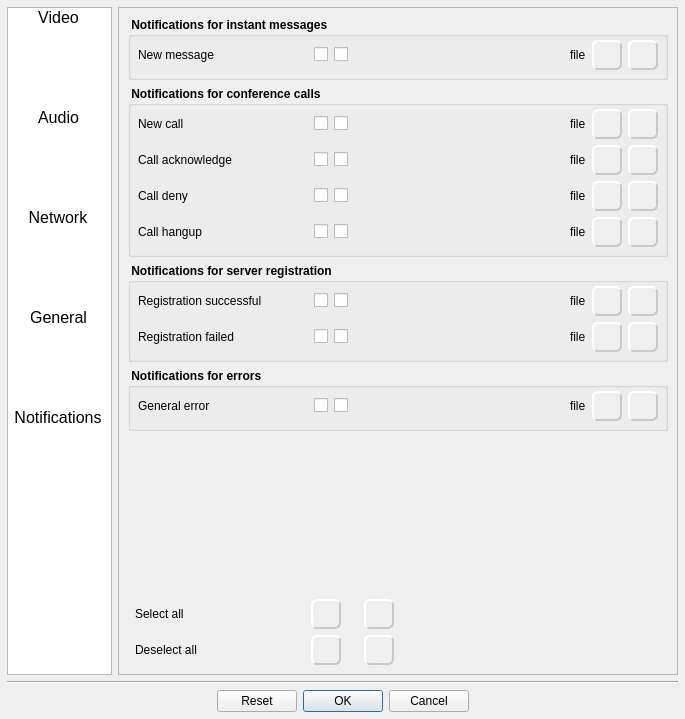
Qt form Homer/forms/Dialogs/ConfigurationDialog.ui (Homer-Conferencing/Homer-Conferencing) before a commit.
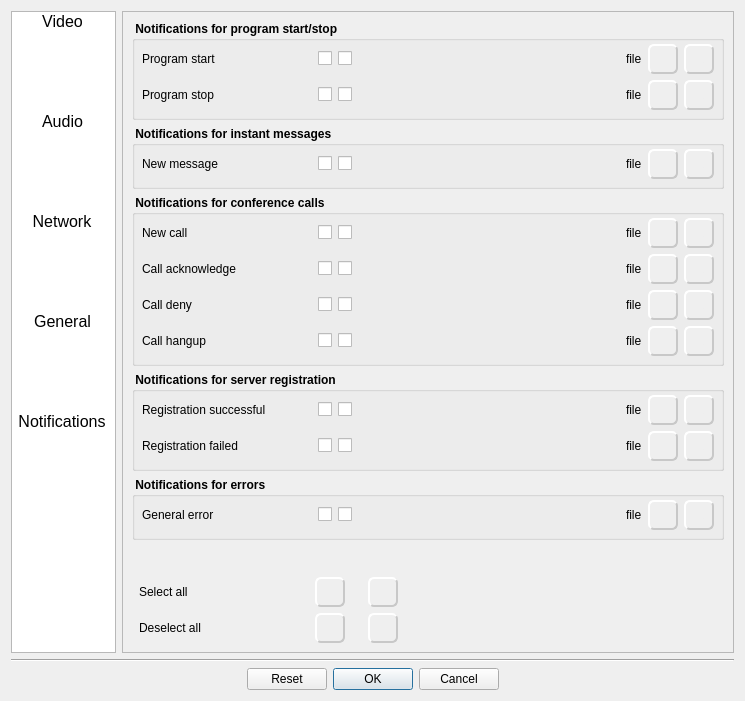
The same form after that commit. The open tabs and pages were chosen to show the change. Icons and pictures are not drawn.

Patch:
```diff
--- a/Homer/forms/Dialogs/ConfigurationDialog.ui
+++ b/Homer/forms/Dialogs/ConfigurationDialog.ui
@@ -6,8 +6,8 @@
    <rect>
     <x>0</x>
     <y>0</y>
-    <width>685</width>
-    <height>719</height>
+    <width>745</width>
+    <height>701</height>
    </rect>
   </property>
   <property name="windowTitle">
@@ -18,9 +18,6 @@
     <normaloff>:/images/LogoHomer3.png</normaloff>:/images/LogoHomer3.png</iconset>
   </property>
   <layout class="QGridLayout" name="gridLayout">
-   <property name="margin">
-    <number>7</number>
-   </property>
    <item row="0" column="0">
     <layout class="QGridLayout" name="gridLayout_2">
      <item row="0" column="0">
@@ -2716,6 +2713,455 @@
        </widget>
        <widget class="QWidget" name="mNotifications">
         <layout class="QVBoxLayout" name="verticalLayout_21">
+         <item>
+          <widget class="QGroupBox" name="mGrpStyle_7">
+           <property name="font">
+            <font>
+             <weight>75</weight>
+             <bold>true</bold>
+            </font>
+           </property>
+           <property name="title">
+            <string> Notifications for program start/stop </string>
+           </property>
+           <layout class="QVBoxLayout" name="verticalLayout_22">
+            <property name="leftMargin">
+             <number>7</number>
+            </property>
+            <property name="topMargin">
+             <number>3</number>
+            </property>
+            <property name="rightMargin">
+             <number>7</number>
+            </property>
+            <property name="bottomMargin">
+             <number>7</number>
+            </property>
+            <item>
+             <layout class="QHBoxLayout" name="horizontalLayout_42">
+              <item>
+               <widget class="QLabel" name="label_4">
+                <property name="minimumSize">
+                 <size>
+                  <width>170</width>
+                  <height>30</height>
+                 </size>
+                </property>
+                <property name="maximumSize">
+                 <size>
+                  <width>170</width>
+                  <height>16777215</height>
+                 </size>
+                </property>
+                <property name="font">
+                 <font>
+                  <family>MS Shell Dlg 2</family>
+                  <weight>50</weight>
+                  <bold>false</bold>
+                 </font>
+                </property>
+                <property name="text">
+                 <string>Program start</string>
+                </property>
+                <property name="alignment">
+                 <set>Qt::AlignLeading|Qt::AlignLeft|Qt::AlignVCenter</set>
+                </property>
+               </widget>
+              </item>
+              <item>
+               <widget class="QCheckBox" name="mCbNotifySystrayStart">
+                <property name="font">
+                 <font>
+                  <pointsize>9</pointsize>
+                  <weight>50</weight>
+                  <bold>false</bold>
+                 </font>
+                </property>
+                <property name="toolTip">
+                 <string>show message in systray</string>
+                </property>
+                <property name="text">
+                 <string/>
+                </property>
+                <property name="icon">
+                 <iconset resource="../../resources/Icons.qrc">
+                  <normaloff>:/images/22_22/Message.png</normaloff>:/images/22_22/Message.png</iconset>
+                </property>
+                <property name="iconSize">
+                 <size>
+                  <width>22</width>
+                  <height>22</height>
+                 </size>
+                </property>
+               </widget>
+              </item>
+              <item>
+               <widget class="QCheckBox" name="mCbNotifySoundStart">
+                <property name="font">
+                 <font>
+                  <pointsize>9</pointsize>
+                  <weight>50</weight>
+                  <bold>false</bold>
+                 </font>
+                </property>
+                <property name="toolTip">
+                 <string>play sound</string>
+                </property>
+                <property name="text">
+                 <string/>
+                </property>
+                <property name="icon">
+                 <iconset resource="../../resources/Icons.qrc">
+                  <normaloff>:/images/22_22/SpeakerLoud.png</normaloff>:/images/22_22/SpeakerLoud.png</iconset>
+                </property>
+                <property name="iconSize">
+                 <size>
+                  <width>22</width>
+                  <height>22</height>
+                 </size>
+                </property>
+               </widget>
+              </item>
+              <item>
+               <spacer name="horizontalSpacer_46">
+                <property name="orientation">
+                 <enum>Qt::Horizontal</enum>
+                </property>
+                <property name="sizeType">
+                 <enum>QSizePolicy::MinimumExpanding</enum>
+                </property>
+                <property name="sizeHint" stdset="0">
+                 <size>
+                  <width>2</width>
+                  <height>20</height>
+                 </size>
+                </property>
+               </spacer>
+              </item>
+              <item>
+               <widget class="QLabel" name="mLbNotifySoundStartFile">
+                <property name="font">
+                 <font>
+                  <family>MS Shell Dlg 2</family>
+                  <weight>50</weight>
+                  <bold>false</bold>
+                 </font>
+                </property>
+                <property name="text">
+                 <string>file</string>
+                </property>
+               </widget>
+              </item>
+              <item>
+               <widget class="QPushButton" name="mPbNotifySoundStartFile">
+                <property name="minimumSize">
+                 <size>
+                  <width>30</width>
+                  <height>30</height>
+                 </size>
+                </property>
+                <property name="maximumSize">
+                 <size>
+                  <width>30</width>
+                  <height>30</height>
+                 </size>
+                </property>
+                <property name="toolTip">
+                 <string>select sound file to play</string>
+                </property>
+                <property name="styleSheet">
+                 <string notr="true">QPushButton{
+background-color: rgb(239, 239, 239);
+color: rgb(239, 239, 239);
+border-style: outset;
+border-width: 2px;
+border-color:  rgb(200, 200, 200);
+border-radius: 6px;
+}
+QPushButton:pressed{
+background-color: rgb(150, 150, 150);
+} </string>
+                </property>
+                <property name="text">
+                 <string/>
+                </property>
+                <property name="icon">
+                 <iconset resource="../../resources/Icons.qrc">
+                  <normaloff>:/images/22_22/BoxOpen.png</normaloff>:/images/22_22/BoxOpen.png</iconset>
+                </property>
+                <property name="iconSize">
+                 <size>
+                  <width>22</width>
+                  <height>22</height>
+                 </size>
+                </property>
+                <property name="checked">
+                 <bool>false</bool>
+                </property>
+               </widget>
+              </item>
+              <item>
+               <widget class="QToolButton" name="mTbPlaySoundStartFile">
+                <property name="minimumSize">
+                 <size>
+                  <width>30</width>
+                  <height>30</height>
+                 </size>
+                </property>
+                <property name="maximumSize">
+                 <size>
+                  <width>30</width>
+                  <height>30</height>
+                 </size>
+                </property>
+                <property name="toolTip">
+                 <string>play selected sound file</string>
+                </property>
+                <property name="styleSheet">
+                 <string notr="true">QToolButton{
+background-color: rgb(239, 239, 239);
+color: rgb(239, 239, 239);
+border-style: outset;
+border-width: 2px;
+border-color:  rgb(200, 200, 200);
+border-radius: 6px;
+}
+QToolButton:pressed{
+background-color: rgb(150, 150, 150);
+} 
+</string>
+                </property>
+                <property name="text">
+                 <string>...</string>
+                </property>
+                <property name="icon">
+                 <iconset resource="../../resources/Icons.qrc">
+                  <normaloff>:/images/22_22/Audio_Play.png</normaloff>:/images/22_22/Audio_Play.png</iconset>
+                </property>
+                <property name="iconSize">
+                 <size>
+                  <width>22</width>
+                  <height>22</height>
+                 </size>
+                </property>
+               </widget>
+              </item>
+             </layout>
+            </item>
+            <item>
+             <layout class="QHBoxLayout" name="horizontalLayout_43">
+              <item>
+               <widget class="QLabel" name="label_6">
+                <property name="minimumSize">
+                 <size>
+                  <width>170</width>
+                  <height>30</height>
+                 </size>
+                </property>
+                <property name="maximumSize">
+                 <size>
+                  <width>170</width>
+                  <height>16777215</height>
+                 </size>
+                </property>
+                <property name="font">
+                 <font>
+                  <family>MS Shell Dlg 2</family>
+                  <weight>50</weight>
+                  <bold>false</bold>
+                 </font>
+                </property>
+                <property name="text">
+                 <string>Program stop</string>
+                </property>
+                <property name="alignment">
+                 <set>Qt::AlignLeading|Qt::AlignLeft|Qt::AlignVCenter</set>
+                </property>
+               </widget>
+              </item>
+              <item>
+               <widget class="QCheckBox" name="mCbNotifySystrayStop">
+                <property name="font">
+                 <font>
+                  <pointsize>9</pointsize>
+                  <weight>50</weight>
+                  <bold>false</bold>
+                 </font>
+                </property>
+                <property name="toolTip">
+                 <string>show message in systray</string>
+                </property>
+                <property name="text">
+                 <string/>
+                </property>
+                <property name="icon">
+                 <iconset resource="../../resources/Icons.qrc">
+                  <normaloff>:/images/22_22/Message.png</normaloff>:/images/22_22/Message.png</iconset>
+                </property>
+                <property name="iconSize">
+                 <size>
+                  <width>22</width>
+                  <height>22</height>
+                 </size>
+                </property>
+               </widget>
+              </item>
+              <item>
+               <widget class="QCheckBox" name="mCbNotifySoundStop">
+                <property name="font">
+                 <font>
+                  <pointsize>9</pointsize>
+                  <weight>50</weight>
+                  <bold>false</bold>
+                 </font>
+                </property>
+                <property name="toolTip">
+                 <string>play sound</string>
+                </property>
+                <property name="text">
+                 <string/>
+                </property>
+                <property name="icon">
+                 <iconset resource="../../resources/Icons.qrc">
+                  <normaloff>:/images/22_22/SpeakerLoud.png</normaloff>:/images/22_22/SpeakerLoud.png</iconset>
+                </property>
+                <property name="iconSize">
+                 <size>
+                  <width>22</width>
+                  <height>22</height>
+                 </size>
+                </property>
+               </widget>
+              </item>
+              <item>
+               <spacer name="horizontalSpacer_47">
+                <property name="orientation">
+                 <enum>Qt::Horizontal</enum>
+                </property>
+                <property name="sizeType">
+                 <enum>QSizePolicy::MinimumExpanding</enum>
+                </property>
+                <property name="sizeHint" stdset="0">
+                 <size>
+                  <width>2</width>
+                  <height>20</height>
+                 </size>
+                </property>
+               </spacer>
+              </item>
+              <item>
+               <widget class="QLabel" name="mLbNotifySoundStopFile">
+                <property name="font">
+                 <font>
+                  <family>MS Shell Dlg 2</family>
+                  <weight>50</weight>
+                  <bold>false</bold>
+                 </font>
+                </property>
+                <property name="text">
+                 <string>file</string>
+                </property>
+               </widget>
+              </item>
+              <item>
+               <widget class="QPushButton" name="mPbNotifySoundStopFile">
+                <property name="minimumSize">
+                 <size>
+                  <width>30</width>
+                  <height>30</height>
+                 </size>
+                </property>
+                <property name="maximumSize">
+                 <size>
+                  <width>30</width>
+                  <height>30</height>
+                 </size>
+                </property>
+                <property name="toolTip">
+                 <string>select sound file to play</string>
+                </property>
+                <property name="styleSheet">
+                 <string notr="true">QPushButton{
+background-color: rgb(239, 239, 239);
+color: rgb(239, 239, 239);
+border-style: outset;
+border-width: 2px;
+border-color:  rgb(200, 200, 200);
+border-radius: 6px;
+}
+QPushButton:pressed{
+background-color: rgb(150, 150, 150);
+} </string>
+                </property>
+                <property name="text">
+                 <string/>
+                </property>
+                <property name="icon">
+                 <iconset resource="../../resources/Icons.qrc">
+                  <normaloff>:/images/22_22/BoxOpen.png</normaloff>:/images/22_22/BoxOpen.png</iconset>
+                </property>
+                <property name="iconSize">
+                 <size>
+                  <width>22</width>
+                  <height>22</height>
+                 </size>
+                </property>
+                <property name="checked">
+                 <bool>false</bool>
+                </property>
+               </widget>
+              </item>
+              <item>
+               <widget class="QToolButton" name="mTbPlaySoundStopFile">
+                <property name="minimumSize">
+                 <size>
+                  <width>30</width>
+                  <height>30</height>
+                 </size>
+                </property>
+                <property name="maximumSize">
+                 <size>
+                  <width>30</width>
+                  <height>30</height>
+                 </size>
+                </property>
+                <property name="toolTip">
+                 <string>play selected sound file</string>
+                </property>
+                <property name="styleSheet">
+                 <string notr="true">QToolButton{
+background-color: rgb(239, 239, 239);
+color: rgb(239, 239, 239);
+border-style: outset;
+border-width: 2px;
+border-color:  rgb(200, 200, 200);
+border-radius: 6px;
+}
+QToolButton:pressed{
+background-color: rgb(150, 150, 150);
+} 
+</string>
+                </property>
+                <property name="text">
+                 <string>...</string>
+                </property>
+                <property name="icon">
+                 <iconset resource="../../resources/Icons.qrc">
+                  <normaloff>:/images/22_22/Audio_Play.png</normaloff>:/images/22_22/Audio_Play.png</iconset>
+                </property>
+                <property name="iconSize">
+                 <size>
+                  <width>22</width>
+                  <height>22</height>
+                 </size>
+                </property>
+               </widget>
+              </item>
+             </layout>
+            </item>
+           </layout>
+          </widget>
+         </item>
          <item>
           <widget class="QGroupBox" name="mGrpStyle_3">
            <property name="font">
@@ -4502,7 +4948,7 @@
            <property name="sizeHint" stdset="0">
             <size>
              <width>20</width>
-             <height>10</height>
+             <height>1</height>
             </size>
            </property>
           </spacer>
```
Left out of the diff: 93 changed lines with no effect on the pictures.
